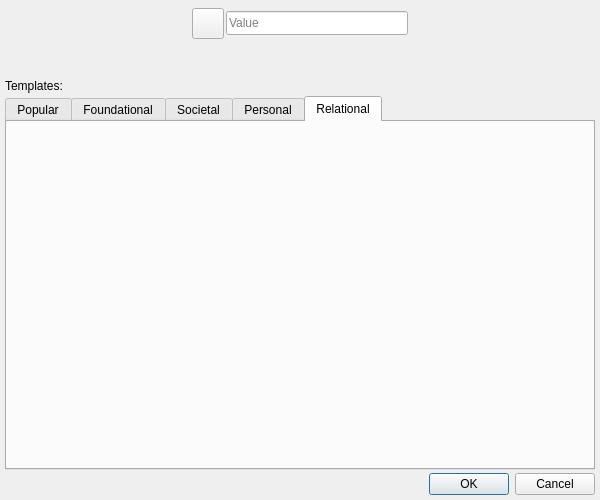
Before: the Qt Designer form ui/plot_value_editor_dialog.ui in zkovari/plotlyst, drawn with Qt 5.
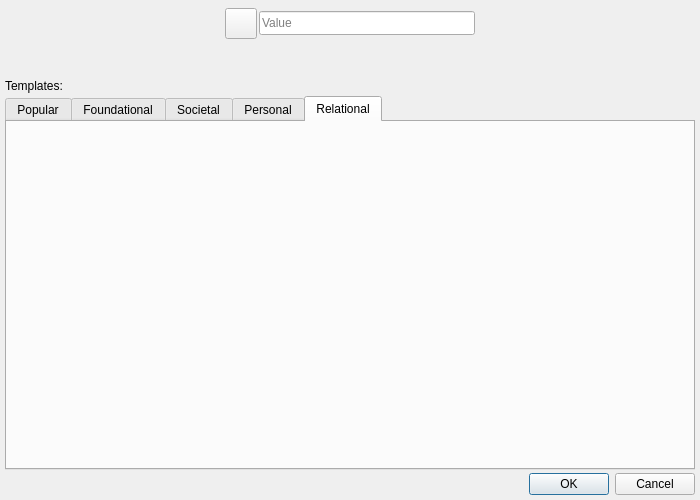
After: the same form once the commit is applied. Custom widgets are drawn as their Qt base class.

Commit message: Set icons for storyline value tabs, closes #768

```diff
--- a/ui/plot_value_editor_dialog.ui
+++ b/ui/plot_value_editor_dialog.ui
@@ -6,7 +6,7 @@
    <rect>
     <x>0</x>
     <y>0</y>
-    <width>600</width>
+    <width>700</width>
     <height>500</height>
    </rect>
   </property>
@@ -18,7 +18,7 @@
   </property>
   <property name="minimumSize">
    <size>
-    <width>600</width>
+    <width>700</width>
     <height>500</height>
    </size>
   </property>
```
The commit also changes 1 other file.
